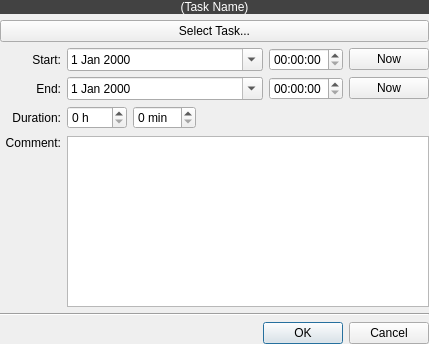
KDAB/Charm, file Charm/EventEditor.ui: the form before one commit.
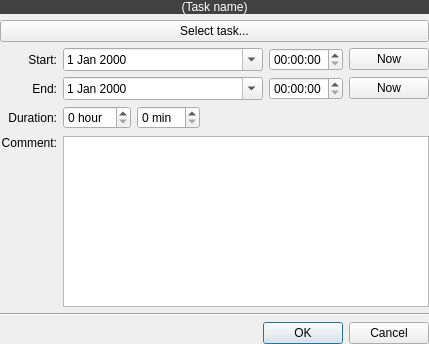
The form after the commit.

The edit to the form file:
```diff
--- a/Charm/EventEditor.ui
+++ b/Charm/EventEditor.ui
@@ -444,8 +444,8 @@
        <property name="autoFillBackground" >
         <bool>true</bool>
        </property>
-       <property name="text" >
-        <string>(Task Name)</string>
+       <property name="text">
+        <string>(Task name)</string>
        </property>
        <property name="alignment" >
         <set>Qt::AlignCenter</set>
@@ -463,10 +463,10 @@
      </item>
     </layout>
    </item>
-   <item row="1" column="0" colspan="6" >
-    <widget class="QPushButton" name="pushButtonSelectTask" >
-     <property name="text" >
-      <string>Select Task...</string>
+   <item row="1" column="0" colspan="6">
+    <widget class="QPushButton" name="pushButtonSelectTask">
+     <property name="text">
+      <string>Select task...</string>
      </property>
     </widget>
    </item>
@@ -557,8 +557,8 @@
        <verstretch>0</verstretch>
       </sizepolicy>
      </property>
-     <property name="suffix" >
-      <string> h</string>
+     <property name="suffix">
+      <string> hour</string>
      </property>
      <property name="minimum" >
       <number>0</number>
```
Left out of the diff: 447 changed lines with no effect on the pictures.
